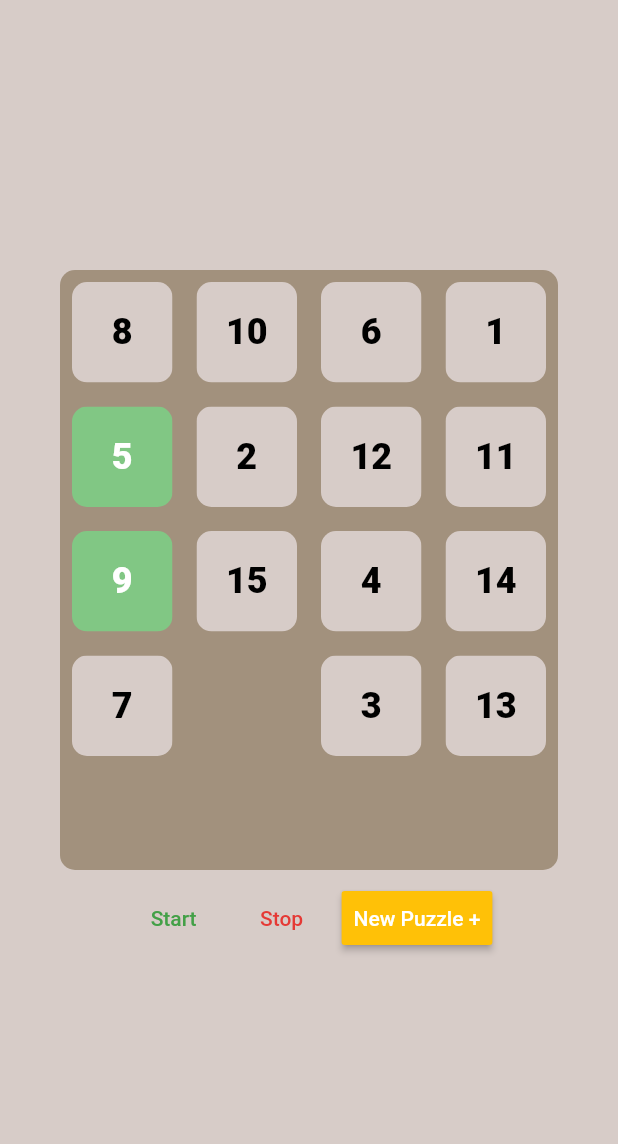
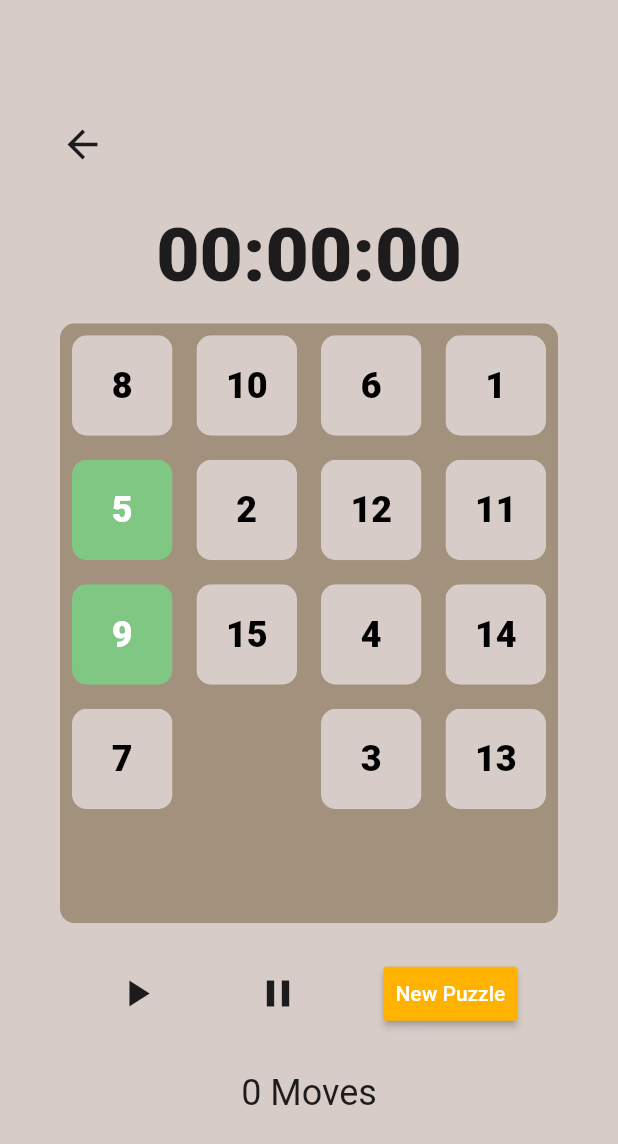
Before and after one commit to Shaurya-Sarma/tabletop_gui, a Flutter app: the FifteenPuzzleBoard screen opened directly, on a phone screen of 412 x 824 dp. Shown: the top 1144 px of the screen. Run offline on Flutter 3.47's test engine with Material 2 defaults, Android fonts, the phone set to English and light mode, and no system bars; our stand-ins replace audioplayers, cloud_firestore, firebase_auth, flutter_signin_button, google_sign_in, rxdart; accounts and stored records are empty.

Commit message:
Redesigned 15 Game

```diff
--- a/lib/src/screens/fifteen-puzzle-game/fifteen_board.dart
+++ b/lib/src/screens/fifteen-puzzle-game/fifteen_board.dart
@@ -1,5 +1,6 @@
+import 'dart:async';
+
 import 'package:flutter/material.dart';
-import 'package:flutter_timer/flutter_timer.dart';
 import 'package:tabletop_gui/src/blocs/fifteen-puzzle-game/fifteen_bloc.dart';
 import 'package:tabletop_gui/src/blocs/fifteen-puzzle-game/fifteen_bloc_provider.dart';
 import 'package:tabletop_gui/src/utils/audio_manager.dart';
@@ -13,6 +14,49 @@ class _FifteenPuzzleBoardState extends State<FifteenPuzzleBoard> {
   FifteenBloc _bloc;
   bool isTimerActive = false;
   bool isGameOver = false;
+  final Stopwatch _stopwatch = Stopwatch();
+  final duration = Duration(milliseconds: 1);
+  String timerDisplay = "00:00:00";
+  int numberOfMoves = 0;
+
+  void startStopwatch() {
+    setState(() {
+      isTimerActive = true;
+    });
+    _stopwatch.start();
+    startTimer();
+  }
+
+  void startTimer() {
+    Timer(duration, keeprunning);
+  }
+
+  void keeprunning() {
+    if (_stopwatch.isRunning) {
+      startTimer();
+    }
+    setState(() {
+      timerDisplay =
+          (_stopwatch.elapsed.inMinutes % 60).toString().padLeft(2, "0") +
+              ":" +
+              (_stopwatch.elapsed.inSeconds % 60).toString().padLeft(2, "0") +
+              ":" +
+              (_stopwatch.elapsedMilliseconds % 60).toString().padLeft(2, "0");
+    });
+  }
+
+  void pauseStopwatch() {
+    setState(() {
+      isTimerActive = false;
+    });
+    _stopwatch.stop();
+  }
+
+  void resestGame() {
+    _stopwatch.reset();
+    timerDisplay = "00:00:00";
+    numberOfMoves = 0;
+  }
 
   void moveTile(int index) {
     if (isAdjacent(index)) {
@@ -22,8 +66,9 @@ class _FifteenPuzzleBoardState extends State<FifteenPuzzleBoard> {
         _bloc.tileNumbers[index] = 16;
         _bloc.tileNumbers[emptyTileIndex] = clickedTileNumber;
         // AudioManager.playSound("fifteen_tile_slide.mp3", 1.1);
-        checkWin();
+        numberOfMoves += 1;
       });
+      checkWin();
     }
   }
 
@@ -39,7 +84,7 @@ class _FifteenPuzzleBoardState extends State<FifteenPuzzleBoard> {
 
   void checkWin() {
     isGameOver = _bloc.tileNumbers.every((tile) {
-      if (tile == _bloc.tileNumbers.indexOf(tile) - 1) {
+      if (tile == _bloc.tileNumbers.indexOf(tile) + 1) {
         return true;
       } else {
         return false;
@@ -68,30 +113,53 @@ class _FifteenPuzzleBoardState extends State<FifteenPuzzleBoard> {
     return Scaffold(
       body: Container(
         color: Colors.brown[100],
+        padding: EdgeInsets.symmetric(
+          horizontal: 40.0,
+        ),
         child: Column(
           mainAxisAlignment: MainAxisAlignment.center,
           children: <Widget>[
-            // timer(),
+            backArrow(),
+            timer(),
             gameBoard(),
             actionButtons(),
+            Padding(
+              padding: EdgeInsets.only(top: 20.0),
+              child: Text("$numberOfMoves Moves",
+                  style:
+                      TextStyle(fontWeight: FontWeight.w400, fontSize: 24.0)),
+            )
           ],
         ),
       ),
     );
   }
 
-  // Widget timer() {
-  //   return TikTikTimer(
-  //     height: 150,
-  //     width: 150,
-  //     initialDate: DateTime.now(),
-  //     running: isTimerActive,
-  //   );
-  // }
+  Widget backArrow() {
+    return Container(
+      alignment: Alignment.topLeft,
+      padding: EdgeInsets.only(bottom: 30.0),
+      child: GestureDetector(
+          onTap: () {
+            Navigator.pop(context);
+          },
+          child: Icon(
+            Icons.arrow_back,
+            size: 30.0,
+          )),
+    );
+  }
+
+  Widget timer() {
+    return Text(
+      "$timerDisplay",
+      style: TextStyle(fontSize: 50.0, fontWeight: FontWeight.w800),
+    );
+  }
 
   Widget gameBoard() {
     return Padding(
-      padding: EdgeInsets.symmetric(horizontal: 40.0),
+      padding: EdgeInsets.symmetric(vertical: 15.0),
       child: ClipRRect(
           borderRadius: BorderRadius.circular(10.0),
           child: Container(
@@ -103,11 +171,11 @@ class _FifteenPuzzleBoardState extends State<FifteenPuzzleBoard> {
                     crossAxisCount: FifteenBloc.tilesPerRow),
                 itemBuilder: (BuildContext context, int index) {
                   return GestureDetector(
-                    onTap: isGameOver
-                        ? null
-                        : () {
+                    onTap: isTimerActive
+                        ? () {
                             moveTile(index);
-                          },
+                          }
+                        : null,
                     child: Padding(
                       padding: EdgeInsets.all(8.0),
                       child: numberTile(index),
@@ -145,37 +213,31 @@ class _FifteenPuzzleBoardState extends State<FifteenPuzzleBoard> {
 
   Widget actionButtons() {
     return ButtonBar(
-      alignment: MainAxisAlignment.center,
+      alignment: MainAxisAlignment.spaceAround,
       children: <Widget>[
-        FlatButton(
-          child: Text(
-            "Start",
-            style: TextStyle(color: Colors.green[600]),
-          ),
-          onPressed: () {
-            setState(() {
-              isTimerActive = true;
-            });
-          },
-        ),
-        FlatButton(
-          child: Text(
-            "Stop",
-            style: TextStyle(color: Colors.red[600]),
-          ),
-          onPressed: () {
-            setState(() {
-              isTimerActive = false;
-            });
-          },
-        ),
+        IconButton(
+            icon: Icon(Icons.play_arrow),
+            splashColor: Colors.green[400],
+            iconSize: 30.0,
+            onPressed: () {
+              startStopwatch();
+            }),
+        IconButton(
+            icon: Icon(Icons.pause),
+            splashColor: Colors.red[600],
+            iconSize: 30.0,
+            onPressed: () {
+              pauseStopwatch();
+            }),
         RaisedButton(
-          child: Text("New Puzzle +", style: TextStyle(color: Colors.white)),
-          color: Colors.amber,
+          child: Text("New Puzzle", style: TextStyle(color: Colors.white)),
+          color: Colors.amber[600],
           onPressed: () {
             setState(() {
               _bloc.tileNumbers.shuffle();
             });
+            resestGame();
+            pauseStopwatch();
           },
         )
       ],
@@ -188,17 +250,20 @@ class _FifteenPuzzleBoardState extends State<FifteenPuzzleBoard> {
       builder: (BuildContext context) {
         return AlertDialog(
           title: Text("You Have Solved The Puzzle!"),
-          content: Text("You solved it in _ minutes and _ seconds"),
+          content: Text(
+              "You solved it in ${_stopwatch.elapsed.inMinutes} minutes and ${_stopwatch.elapsed.inSeconds} seconds and in $numberOfMoves. "),
           actions: <Widget>[
             FlatButton(
               child: Text("Close"),
               onPressed: () {
                 Navigator.of(context).pop();
+                resestGame();
               },
             ),
           ],
         );
       },
     );
+    pauseStopwatch();
   }
 }
```
